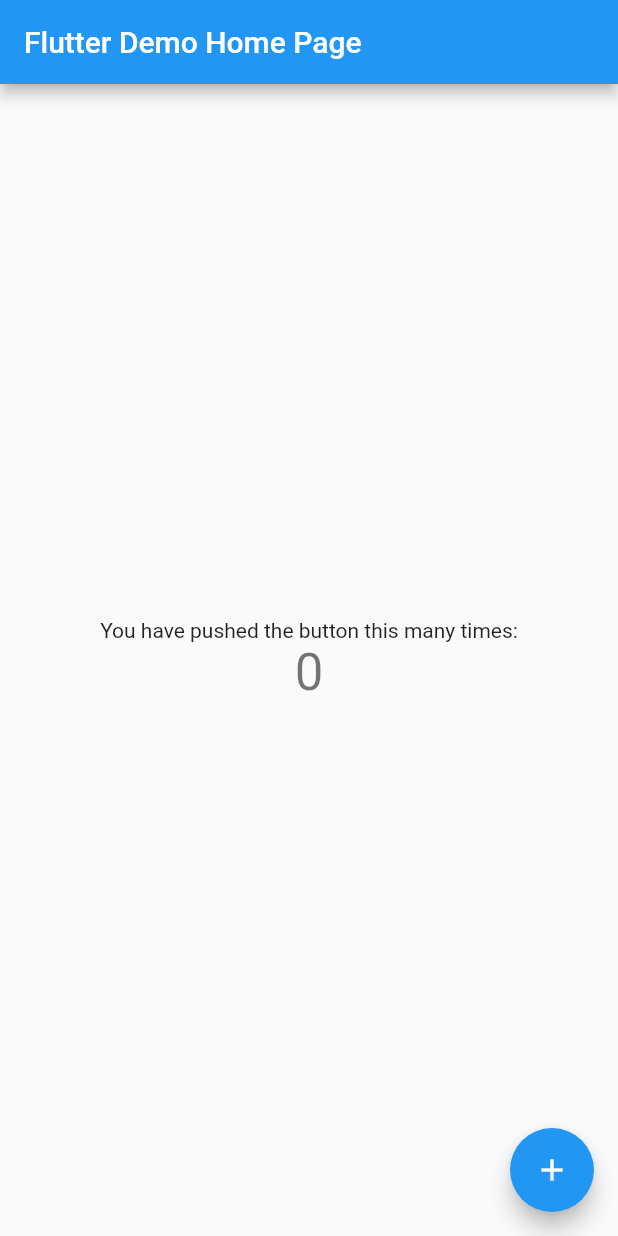
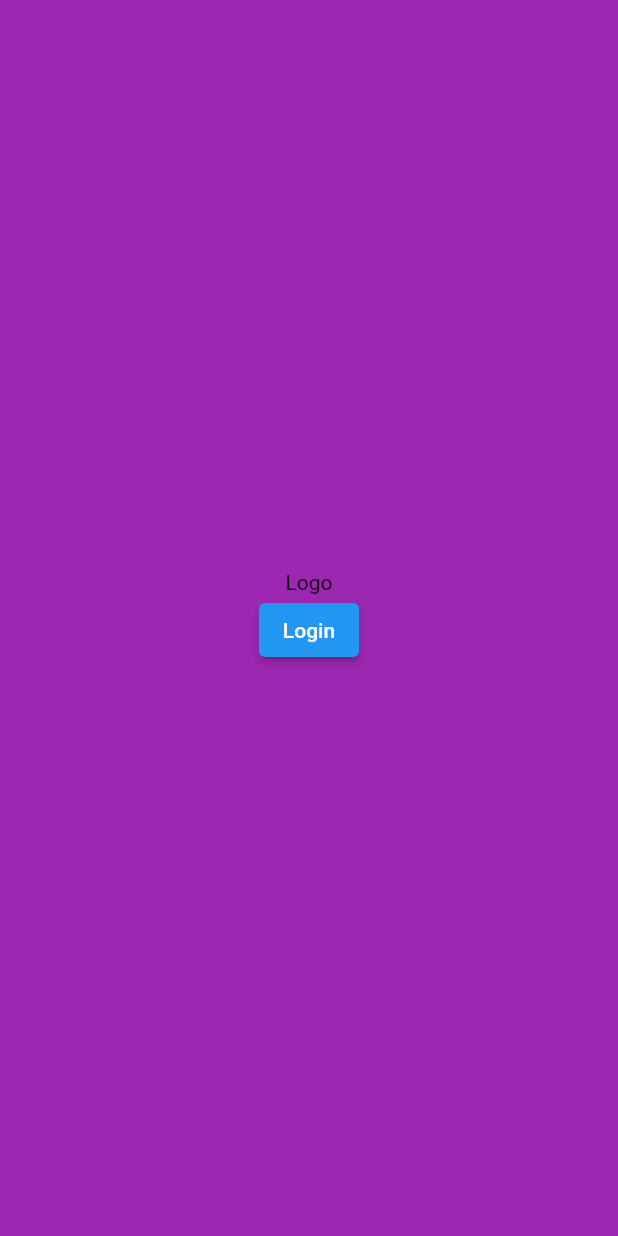
Before and after one commit to AbubakerTagelsir/courses-booking-app, a Flutter app: the screen it shows after launch, on a phone screen of 412 x 824 dp. Run offline on Flutter 3.47's test engine with Material 2 defaults, Android fonts, the phone set to English and light mode, and no system bars.

Commit message:
draft design

```diff
--- /dev/null
+++ b/lib/components/logo.dart
@@ -0,0 +1,12 @@
+import 'package:flutter/material.dart';
+
+class OurLogo extends StatelessWidget {
+  const OurLogo({Key? key}) : super(key: key);
+
+  @override
+  Widget build(BuildContext context) {
+    return Container(
+      child: Text("Logo"),
+    );
+  }
+}
--- a/lib/main.dart
+++ b/lib/main.dart
@@ -1,4 +1,6 @@
 import 'package:flutter/material.dart';
+
+import 'screens/welcome.dart';
 
 void main() {
   runApp(MyApp());
@@ -11,103 +13,9 @@
     return MaterialApp(
       title: 'Flutter Demo',
       theme: ThemeData(
-        // This is the theme of your application.
-        //
-        // Try running your application with "flutter run". You'll see the
-        // application has a blue toolbar. Then, without quitting the app, try
-        // changing the primarySwatch below to Colors.green and then invoke
-        // "hot reload" (press "r" in the console where you ran "flutter run",
-        // or simply save your changes to "hot reload" in a Flutter IDE).
-        // Notice that the counter didn't reset back to zero; the application
-        // is not restarted.
         primarySwatch: Colors.blue,
       ),
-      home: MyHomePage(title: 'Flutter Demo Home Page'),
+      home: Welcome(),
     );
   }
 }
-
-class MyHomePage extends StatefulWidget {
-  MyHomePage({Key? key, required this.title}) : super(key: key);
-
-  // This widget is the home page of your application. It is stateful, meaning
-  // that it has a State object (defined below) that contains fields that affect
-  // how it looks.
-
-  // This class is the configuration for the state. It holds the values (in this
-  // case the title) provided by the parent (in this case the App widget) and
-  // used by the build method of the State. Fields in a Widget subclass are
-  // always marked "final".
-
-  final String title;
-
-  @override
-  _MyHomePageState createState() => _MyHomePageState();
-}
-
-class _MyHomePageState extends State<MyHomePage> {
-  int _counter = 0;
-
-  void _incrementCounter() {
-    setState(() {
-      // This call to setState tells the Flutter framework that something has
-      // changed in this State, which causes it to rerun the build method below
-      // so that the display can reflect the updated values. If we changed
-      // _counter without calling setState(), then the build method would not be
-      // called again, and so nothing would appear to happen.
-      _counter++;
-    });
-  }
-
-  @override
-  Widget build(BuildContext context) {
-    // This method is rerun every time setState is called, for instance as done
-    // by the _incrementCounter method above.
-    //
-    // The Flutter framework has been optimized to make rerunning build methods
-    // fast, so that you can just rebuild anything that needs updating rather
-    // than having to individually change instances of widgets.
-    return Scaffold(
-      appBar: AppBar(
-        // Here we take the value from the MyHomePage object that was created by
-        // the App.build method, and use it to set our appbar title.
-        title: Text(widget.title),
-      ),
-      body: Center(
-        // Center is a layout widget. It takes a single child and positions it
-        // in the middle of the parent.
-        child: Column(
-          // Column is also a layout widget. It takes a list of children and
-          // arranges them vertically. By default, it sizes itself to fit its
-          // children horizontally, and tries to be as tall as its parent.
-          //
-          // Invoke "debug painting" (press "p" in the console, choose the
-          // "Toggle Debug Paint" action from the Flutter Inspector in Android
-          // Studio, or the "Toggle Debug Paint" command in Visual Studio Code)
-          // to see the wireframe for each widget.
-          //
-          // Column has various properties to control how it sizes itself and
-          // how it positions its children. Here we use mainAxisAlignment to
-          // center the children vertically; the main axis here is the vertical
-          // axis because Columns are vertical (the cross axis would be
-          // horizontal).
-          mainAxisAlignment: MainAxisAlignment.center,
-          children: <Widget>[
-            Text(
-              'You have pushed the button this many times:',
-            ),
-            Text(
-              '$_counter',
-              style: Theme.of(context).textTheme.headline4,
-            ),
-          ],
-        ),
-      ),
-      floatingActionButton: FloatingActionButton(
-        onPressed: _incrementCounter,
-        tooltip: 'Increment',
-        child: Icon(Icons.add),
-      ), // This trailing comma makes auto-formatting nicer for build methods.
-    );
-  }
-}
--- /dev/null
+++ b/lib/screens/home.dart
@@ -0,0 +1 @@
+//TODO: build empty homepage widget
--- /dev/null
+++ b/lib/screens/welcome.dart
@@ -0,0 +1,25 @@
+import 'package:courses_booking_app/components/logo.dart';
+import 'package:flutter/material.dart';
+
+class Welcome extends StatelessWidget {
+  const Welcome({Key? key}) : super(key: key);
+
+  @override
+  Widget build(BuildContext context) {
+    return Scaffold(
+      body: Container(
+        width: 500,
+        color: Colors.purple,
+        child: Column(
+            mainAxisAlignment: MainAxisAlignment.center,
+            children: <Widget>[
+              OurLogo(),
+              ElevatedButton(
+                onPressed: () {},
+                child: Text("Login"),
+              )
+            ]),
+      ),
+    );
+  }
+}
```
Also changed, not shown: lib/components/logo.jpeg (added), lib/screens/login.dart (added), lib/screens/register.dart (added).
